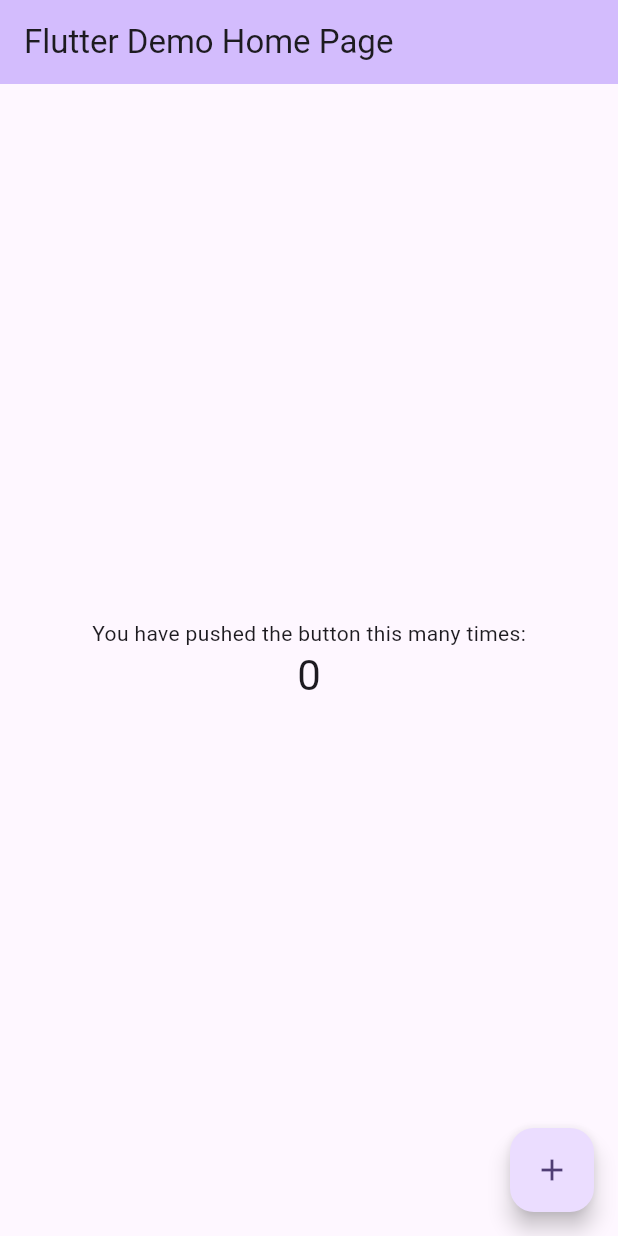
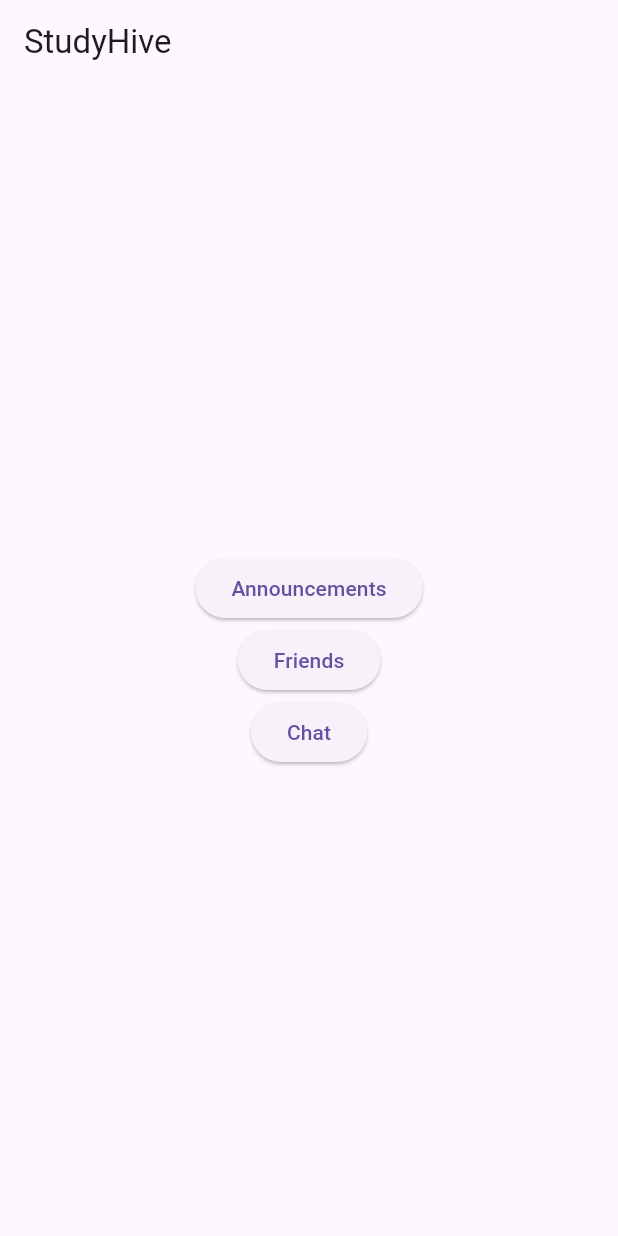
Before and after one commit to starboy-bala/studyhive, a Flutter app: the screen it shows after launch, on a phone screen of 412 x 824 dp. Run offline on Flutter 3.47's test engine with Material 3 defaults, Android fonts, the phone set to English and light mode, and no system bars.

Commit message:
A basic app with announcement and friends

```diff
--- a/studyhive/lib/main.dart
+++ b/studyhive/lib/main.dart
@@ -1,125 +1,28 @@
 import 'package:flutter/material.dart';
+import 'package:provider/provider.dart';
+import './providers/user_provider.dart';
+import './providers/announcement_provider.dart';
+import './screens/home_screen.dart';
 
 void main() {
-  runApp(const MyApp());
+  runApp(
+    MultiProvider(
+      providers: [
+        ChangeNotifierProvider(create: (_) => UserProvider()),
+        ChangeNotifierProvider(create: (_) => AnnouncementProvider()),
+      ],
+      child: StudyHiveApp(),
+    ),
+  );
 }
 
-class MyApp extends StatelessWidget {
-  const MyApp({super.key});
-
-  // This widget is the root of your application.
+class StudyHiveApp extends StatelessWidget {
   @override
   Widget build(BuildContext context) {
     return MaterialApp(
-      title: 'Flutter Demo',
-      theme: ThemeData(
-        // This is the theme of your application.
-        //
-        // TRY THIS: Try running your application with "flutter run". You'll see
-        // the application has a purple toolbar. Then, without quitting the app,
-        // try changing the seedColor in the colorScheme below to Colors.green
-        // and then invoke "hot reload" (save your changes or press the "hot
-        // reload" button in a Flutter-supported IDE, or press "r" if you used
-        // the command line to start the app).
-        //
-        // Notice that the counter didn't reset back to zero; the application
-        // state is not lost during the reload. To reset the state, use hot
-        // restart instead.
-        //
-        // This works for code too, not just values: Most code changes can be
-        // tested with just a hot reload.
-        colorScheme: ColorScheme.fromSeed(seedColor: Colors.deepPurple),
-        useMaterial3: true,
-      ),
-      home: const MyHomePage(title: 'Flutter Demo Home Page'),
+      title: 'StudyHive',
+      theme: ThemeData(primarySwatch: Colors.blue),
+      home: HomeScreen(),
     );
   }
 }
-
-class MyHomePage extends StatefulWidget {
-  const MyHomePage({super.key, required this.title});
-
-  // This widget is the home page of your application. It is stateful, meaning
-  // that it has a State object (defined below) that contains fields that affect
-  // how it looks.
-
-  // This class is the configuration for the state. It holds the values (in this
-  // case the title) provided by the parent (in this case the App widget) and
-  // used by the build method of the State. Fields in a Widget subclass are
-  // always marked "final".
-
-  final String title;
-
-  @override
-  State<MyHomePage> createState() => _MyHomePageState();
-}
-
-class _MyHomePageState extends State<MyHomePage> {
-  int _counter = 0;
-
-  void _incrementCounter() {
-    setState(() {
-      // This call to setState tells the Flutter framework that something has
-      // changed in this State, which causes it to rerun the build method below
-      // so that the display can reflect the updated values. If we changed
-      // _counter without calling setState(), then the build method would not be
-      // called again, and so nothing would appear to happen.
-      _counter++;
-    });
-  }
-
-  @override
-  Widget build(BuildContext context) {
-    // This method is rerun every time setState is called, for instance as done
-    // by the _incrementCounter method above.
-    //
-    // The Flutter framework has been optimized to make rerunning build methods
-    // fast, so that you can just rebuild anything that needs updating rather
-    // than having to individually change instances of widgets.
-    return Scaffold(
-      appBar: AppBar(
-        // TRY THIS: Try changing the color here to a specific color (to
-        // Colors.amber, perhaps?) and trigger a hot reload to see the AppBar
-        // change color while the other colors stay the same.
-        backgroundColor: Theme.of(context).colorScheme.inversePrimary,
-        // Here we take the value from the MyHomePage object that was created by
-        // the App.build method, and use it to set our appbar title.
-        title: Text(widget.title),
-      ),
-      body: Center(
-        // Center is a layout widget. It takes a single child and positions it
-        // in the middle of the parent.
-        child: Column(
-          // Column is also a layout widget. It takes a list of children and
-          // arranges them vertically. By default, it sizes itself to fit its
-          // children horizontally, and tries to be as tall as its parent.
-          //
-          // Column has various properties to control how it sizes itself and
-          // how it positions its children. Here we use mainAxisAlignment to
-          // center the children vertically; the main axis here is the vertical
-          // axis because Columns are vertical (the cross axis would be
-          // horizontal).
-          //
-          // TRY THIS: Invoke "debug painting" (choose the "Toggle Debug Paint"
-          // action in the IDE, or press "p" in the console), to see the
-          // wireframe for each widget.
-          mainAxisAlignment: MainAxisAlignment.center,
-          children: <Widget>[
-            const Text(
-              'You have pushed the button this many times:',
-            ),
-            Text(
-              '$_counter',
-              style: Theme.of(context).textTheme.headlineMedium,
-            ),
-          ],
-        ),
-      ),
-      floatingActionButton: FloatingActionButton(
-        onPressed: _incrementCounter,
-        tooltip: 'Increment',
-        child: const Icon(Icons.add),
-      ), // This trailing comma makes auto-formatting nicer for build methods.
-    );
-  }
-}
--- a/studyhive/lib/models/announcement.dart
+++ b/studyhive/lib/models/announcement.dart
@@ -1,3 +1,5 @@
+import 'package:studyhive/models/user.dart';
+
 class Announcement {
   final String id;
   final String subject;
--- /dev/null
+++ b/studyhive/lib/providers/announcement_provider.dart
@@ -0,0 +1,15 @@
+import 'package:flutter/material.dart';
+import '../models/announcement.dart';
+// ignore: unused_import
+import '../models/user.dart';
+
+class AnnouncementProvider with ChangeNotifier {
+  List<Announcement> _announcements = [];
+
+  List<Announcement> get announcements => _announcements;
+
+  void addAnnouncement(Announcement announcement) {
+    _announcements.add(announcement);
+    notifyListeners();
+  }
+}
--- /dev/null
+++ b/studyhive/lib/screens/home_screen.dart
@@ -0,0 +1,44 @@
+import 'package:flutter/material.dart';
+import './announcement_screen.dart';
+import './friend_screen.dart';
+import './chat_screen.dart';
+
+class HomeScreen extends StatelessWidget {
+  @override
+  Widget build(BuildContext context) {
+    return Scaffold(
+      appBar: AppBar(title: Text('StudyHive')),
+      body: Center(
+        child: Column(
+          mainAxisAlignment: MainAxisAlignment.center,
+          children: [
+            ElevatedButton(
+              child: Text('Announcements'),
+              onPressed: () {
+                Navigator.of(context).push(MaterialPageRoute(
+                  builder: (context) => AnnouncementScreen(),
+                ));
+              },
+            ),
+            ElevatedButton(
+              child: Text('Friends'),
+              onPressed: () {
+                Navigator.of(context).push(MaterialPageRoute(
+                  builder: (context) => FriendScreen(),
+                ));
+              },
+            ),
+            ElevatedButton(
+              child: Text('Chat'),
+              onPressed: () {
+                Navigator.of(context).push(MaterialPageRoute(
+                  builder: (context) => ChatScreen(),
+                ));
+              },
+            ),
+          ],
+        ),
+      ),
+    );
+  }
+}
```
Also changed, not shown: studyhive/lib/providers/user_provider.dart (added, +16 -0 lines), studyhive/lib/screens/announcement_screen.dart (added, +89 -0 lines), studyhive/lib/screens/chat_screen.dart (added, +87 -0 lines), studyhive/lib/screens/friend_screen.dart (added, +31 -0 lines).
